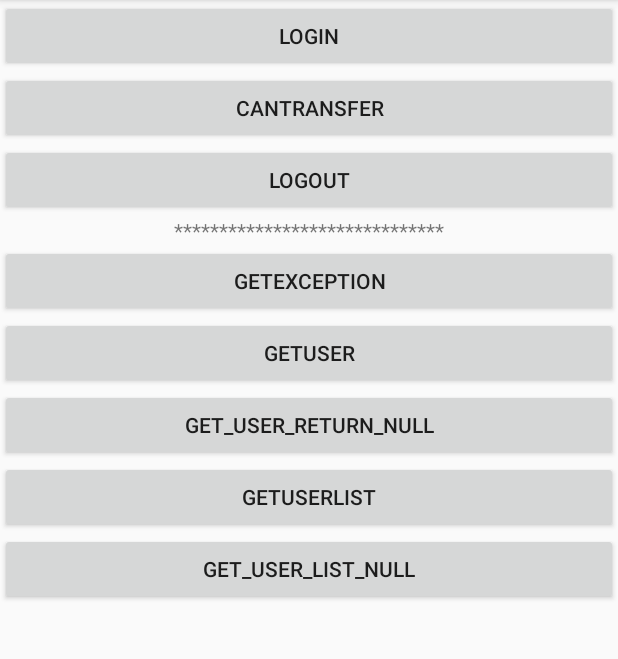
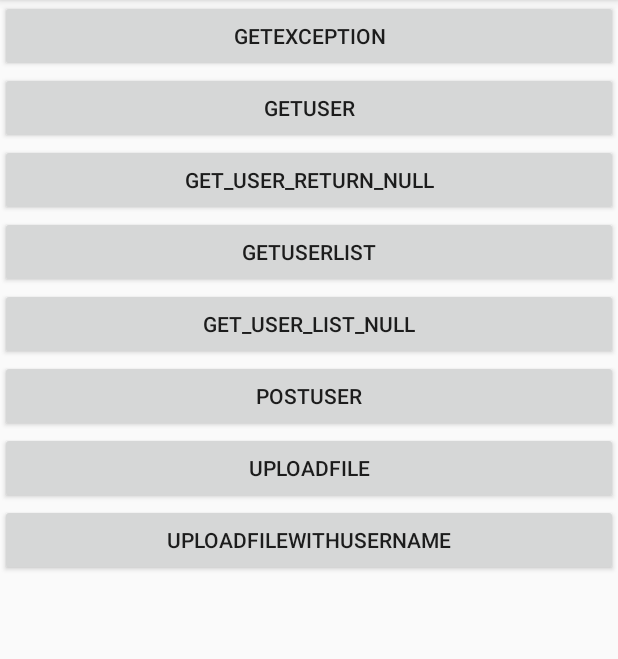
Before and after one commit to haipinghuang/retrofitdemo, an Android app: the screen it shows after launch (MainActivity), on a phone screen of 412 x 824 dp, the part 84-743 px from its top. Run offline under Robolectric (Android 15) with nearby library versions, the phone set to English and light mode, and no system bars; libraries missing offline, so code that uses them is left out: com.franmontiel.persistentcookiejar; 4 statements that could not run were skipped.

Commit message:
add  uploadFileWithUsername

```diff
--- a/app/build.gradle
+++ b/app/build.gradle
@@ -6,7 +6,7 @@ android {
     defaultConfig {
         applicationId "com.retrofit_test"
         minSdkVersion 15
-        targetSdkVersion 24
+        targetSdkVersion 22
         versionCode 1
         versionName "1.0"
         testInstrumentationRunner "android.support.test.runner.AndroidJUnitRunner"
--- a/app/src/main/java/com/retrofit_test/api/Api.java
+++ b/app/src/main/java/com/retrofit_test/api/Api.java
@@ -6,8 +6,14 @@ import com.retrofit_test.bean.User;
 
 import java.util.List;
 
+import okhttp3.RequestBody;
 import retrofit2.Call;
+import retrofit2.http.Body;
+import retrofit2.http.Field;
+import retrofit2.http.FormUrlEncoded;
 import retrofit2.http.GET;
+import retrofit2.http.POST;
+import retrofit2.http.Path;
 import retrofit2.http.Query;
 
 /**
@@ -22,9 +28,6 @@ public interface Api {
     @GET("getCommonText")
     Call<String> getCommonText();
 
-    @GET("getUser")
-    Call<User> getUser(@Query("username") String uname, @Query("password") String pwd);
-
     @GET("getUserReturnNull")
     Call<User> getUserReturnNull();
 
@@ -33,6 +36,26 @@ public interface Api {
 
     @GET("getUserListNull")
     Call<List<User>> getUserListNull();
+
+    @GET("getUser")
+    Call<User> getUser(@Query("username") String uname, @Query("password") String pwd);
+
+    @POST("postUser")
+    @FormUrlEncoded
+    Call<User> postUser(@Field("username") String uname, @Field("password") String pwd);
+
+    @GET("group/{id}/users")
+    Call<List<User>> groupList(@Path("id") int groupId);
+
+    @POST("users/new")
+    Call<User> createUser(@Body User user);
+
+    @POST("file/uploadFile2.do")
+    Call<User> uploadFile(@Body RequestBody body);
+
+    @FormUrlEncoded
+    @POST("file/uploadFileWithUsername.do")
+    Call<User> uploadFileWithUsername(@Field("file") RequestBody body, @Field("userName") String uname);
 
     //*****************************************
     @GET("tjhf/loginRegist/login")
--- a/app/src/main/java/com/retrofit_test/util/ApiUtils.java
+++ b/app/src/main/java/com/retrofit_test/util/ApiUtils.java
@@ -21,7 +21,7 @@ import retrofit2.converter.scalars.ScalarsConverterFactory;
 public class ApiUtils {
     private static final int CONNECTION_TIMEOUT = 5;
     private static final int READ_TIMEOUT = 5;
-        private static String BASE_URL = "http://192.168.1.104:8080/webtest/";
+        private static String BASE_URL = "http://192.168.1.162:8080/webtest/";
 //    private static String BASE_URL = "https://mportal.tianjihuifu.com/";
     private static Retrofit retrofit;
 
--- a/app/src/main/java/com/retrofit_test/util/LoggingIntercepror.java
+++ b/app/src/main/java/com/retrofit_test/util/LoggingIntercepror.java
@@ -19,5 +19,5 @@ public class LoggingIntercepror implements Interceptor {
         Logger.i("响应结果:", "code=" + response.code() + " || isSuccessful=" + response.isSuccessful() + " || message=" + response.message());
 //        Logger.i("body="+new String(response.body().bytes()));
         return response;
-    }
-}
+        }
+        }
--- a/app/src/main/res/layout/activity_main.xml
+++ b/app/src/main/res/layout/activity_main.xml
@@ -6,33 +6,6 @@
     android:layout_height="match_parent"
     android:orientation="vertical"
     tools:context="com.retrofit_test.ui.MainActivity">
-
-    <Button
-        android:id="@+id/login"
-        android:layout_width="match_parent"
-        android:layout_height="wrap_content"
-        android:onClick="click"
-        android:text="login" />
-
-    <Button
-        android:id="@+id/canTransfer"
-        android:layout_width="match_parent"
-        android:layout_height="wrap_content"
-        android:onClick="click"
-        android:text="canTransfer" />
-
-    <Button
-        android:id="@+id/logOut"
-        android:layout_width="match_parent"
-        android:layout_height="wrap_content"
-        android:onClick="click"
-        android:text="logOut" />
-
-    <TextView
-        android:layout_width="match_parent"
-        android:layout_height="wrap_content"
-        android:gravity="center"
-        android:text="******************************" />
 
     <Button
         android:id="@+id/getException"
@@ -69,4 +42,24 @@
         android:onClick="click"
         android:text="get_User_List_Null" />
 
+    <Button
+        android:id="@+id/postUser"
+        android:layout_width="match_parent"
+        android:layout_height="wrap_content"
+        android:onClick="click"
+        android:text="postUser" />
+
+    <Button
+        android:id="@+id/uploadFile"
+        android:layout_width="match_parent"
+        android:layout_height="wrap_content"
+        android:onClick="click"
+        android:text="uploadFile" />
+
+    <Button
+        android:id="@+id/uploadFileWithUsername"
+        android:layout_width="match_parent"
+        android:layout_height="wrap_content"
+        android:onClick="click"
+        android:text="uploadFileWithUsername" />
 </LinearLayout>
```
Also changed, not shown: app/src/main/java/com/retrofit_test/ui/MainActivity.java (+42 -6 lines).
